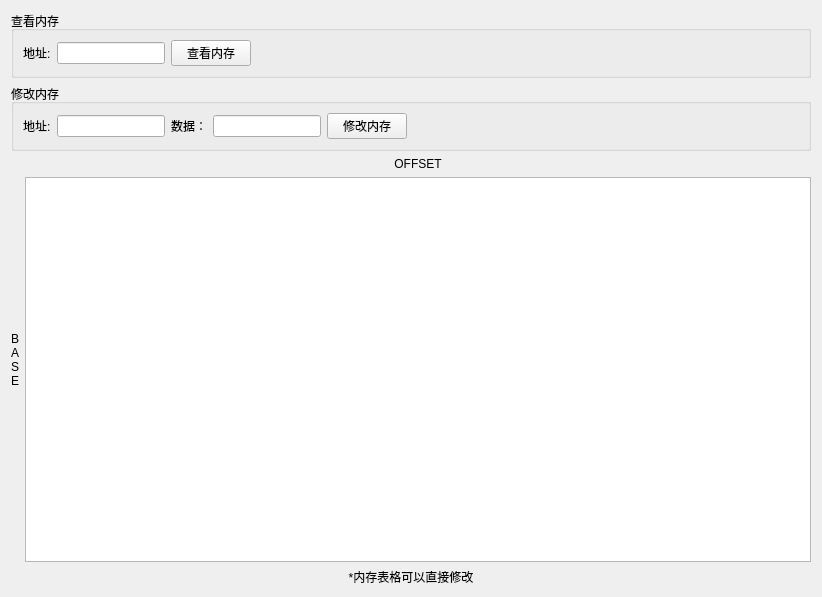
Above: View/memtab.ui from t103z/Tomasulo before the change. Below: the same form after it.
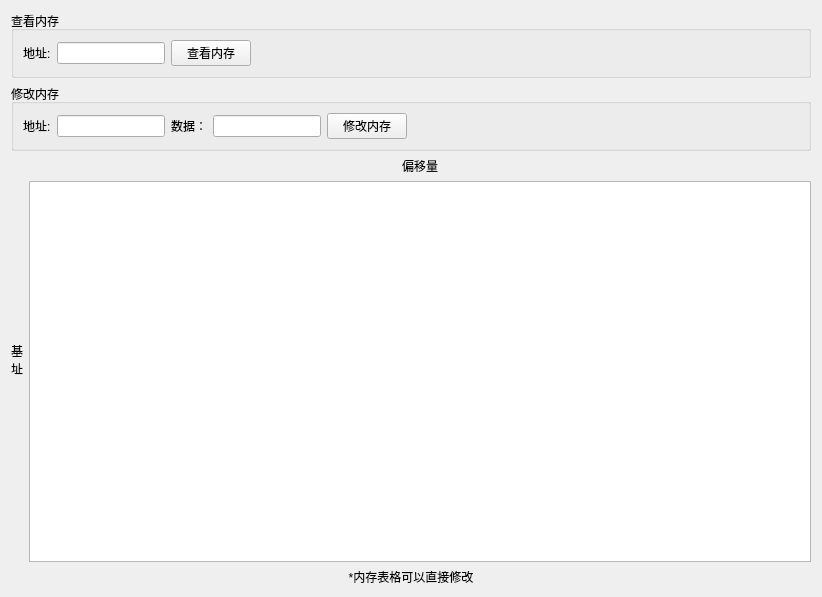
That is the form after the change.

What changed in the file:
```diff
--- a/View/memtab.ui
+++ b/View/memtab.ui
@@ -175,10 +175,8 @@
          <item>
           <widget class="QLabel" name="labelBase">
            <property name="text">
-            <string>B
-A
-S
-E</string>
+            <string>基
+址</string>
            </property>
           </widget>
          </item>
@@ -187,7 +185,7 @@
            <item>
             <widget class="QLabel" name="labelOffset">
              <property name="text">
-              <string>&lt;html&gt;&lt;head/&gt;&lt;body&gt;&lt;p align=&quot;center&quot;&gt;OFFSET&lt;/p&gt;&lt;/body&gt;&lt;/html&gt;</string>
+              <string>&lt;html&gt;&lt;head/&gt;&lt;body&gt;&lt;p align=&quot;center&quot;&gt;偏移量&lt;/p&gt;&lt;/body&gt;&lt;/html&gt;</string>
              </property>
             </widget>
            </item>
```
